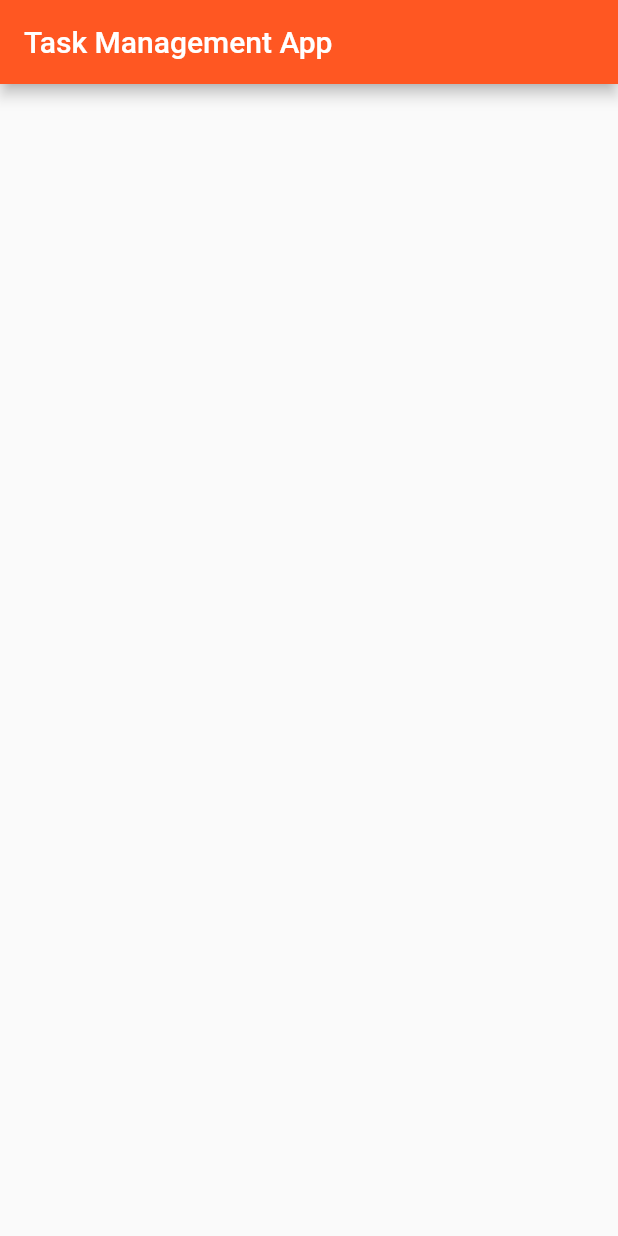
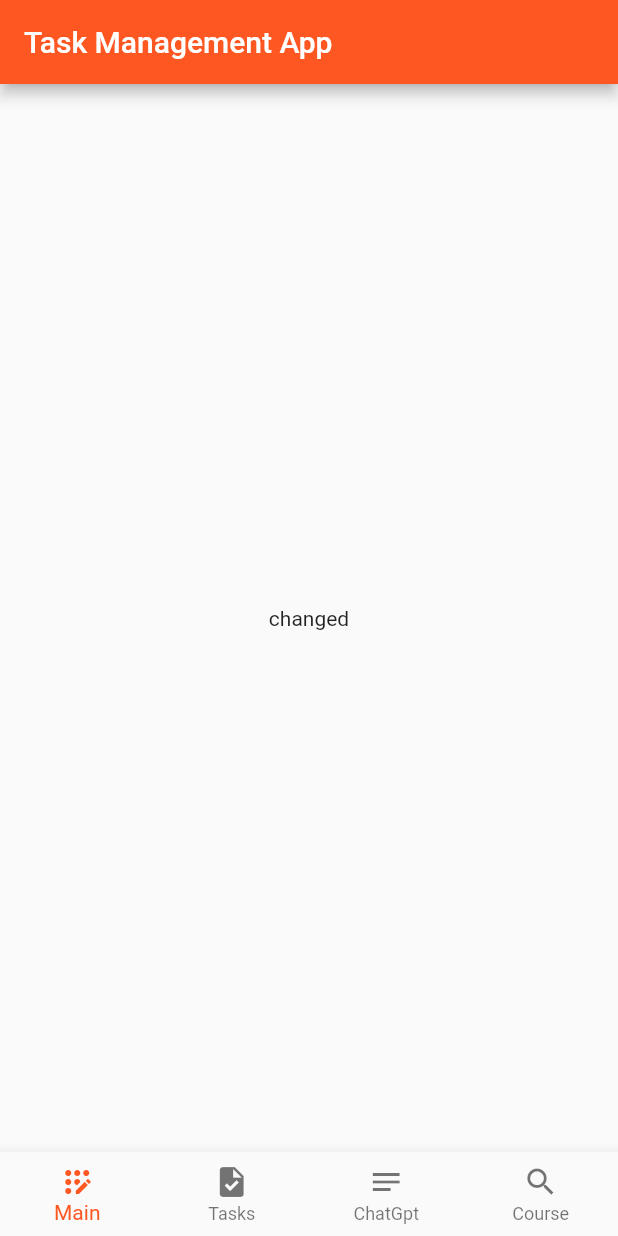
Before and after one commit to Aryan95614/projectManagement, a Flutter app: the screen it shows after launch, on a phone screen of 412 x 824 dp. Run offline on Flutter 3.47's test engine with Material 2 defaults, Android fonts, the phone set to English and light mode, and no system bars.

Commit message:
Made Page structure more polished

```diff
--- a/lib/Widgets/BottomNav.dart
+++ b/lib/Widgets/BottomNav.dart
@@ -6,7 +6,13 @@ Widget? bottomNav() {
   // Create a basic list which could be changed
 
   return BottomNavigationBar(
+    onTap: (value){},
+    type: BottomNavigationBarType.fixed,
     items: const <BottomNavigationBarItem>[
+      BottomNavigationBarItem(
+        icon: Icon(IconData(0xf56a, fontFamily: 'MaterialIcons')),
+        label: 'Main',
+      ),
       BottomNavigationBarItem(
         icon: Icon(IconData(0xe645, fontFamily: 'MaterialIcons')),
         label: 'Tasks',
--- a/lib/main.dart
+++ b/lib/main.dart
@@ -1,6 +1,6 @@
 import 'package:flutter/material.dart';
 import 'Data/constants.dart';
-
+import 'Widgets/BottomNav.dart';
 void main() {
   runApp(const MyApp());
 }
@@ -45,10 +45,11 @@ class _MyHomePageState extends State<MyHomePage> {
 
           mainAxisAlignment: MainAxisAlignment.center,
           children: [
-
+            Text("changed")
           ]
         ),
       ),
+     bottomNavigationBar: bottomNav(),
 
     );
   }
```
Also changed, not shown: lib/Pages/ChatGpt.dart (added, +27 -0 lines), lib/Pages/Course.dart (added), lib/Pages/Tasks.dart (added).
